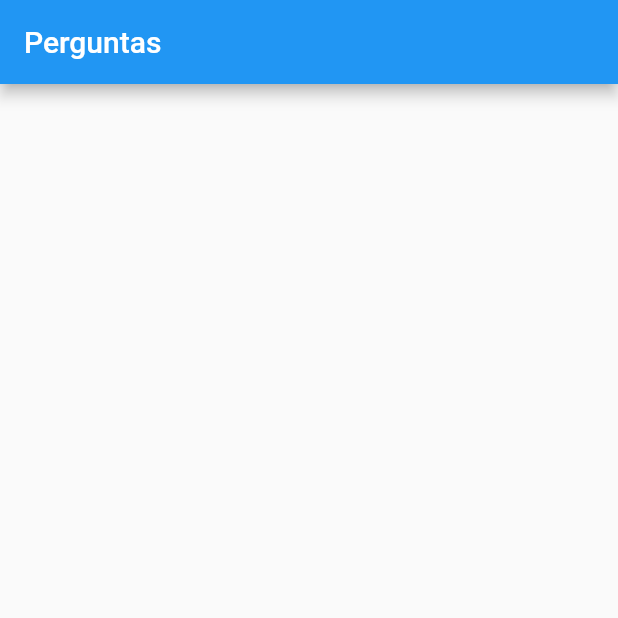
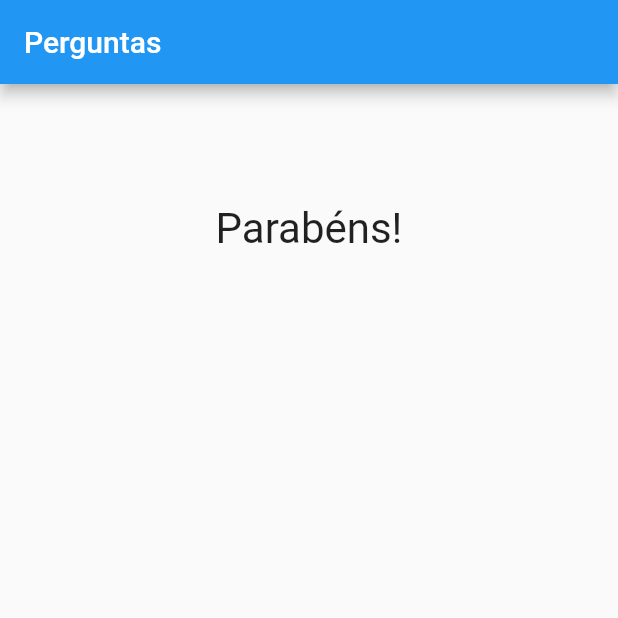
Before and after one commit to jccallves-developer/projeto_perguntas, a Flutter app: the screen it shows after launch, after a tap on "Preto", after a tap on "Cobra", after a tap on "Léo", on a phone screen of 412 x 824 dp, the top half of it. Run offline on Flutter 3.47's test engine with Material 2 defaults, Android fonts, the phone set to English and light mode, and no system bars.

```diff
--- a/lib/main.dart
+++ b/lib/main.dart
@@ -1,6 +1,7 @@
 import 'package:flutter/material.dart';
 import './questao.dart';
 import './respostas.dart';
+import './successMessage.dart';
 
 main() {
   runApp(PerguntaApp());
@@ -50,12 +51,12 @@ class _PerguntaAppState extends State<PerguntaApp> {
           body: temPerguntaSelecionada
               ? Column(
                   children: <Widget>[
-                  Questao(_perguntas[_perguntaSelecionada]['texto'].toString()),
+                    Questao(
+                        _perguntas[_perguntaSelecionada]['texto'].toString()),
                     ...respostas.map((t) => Respostas(t, _responder)).toList(),
                   ],
                 )
-            : null,
-      ),
+              : SuccessMessage('Parabéns!')),
     );
   }
 }
--- /dev/null
+++ b/lib/successMessage.dart
@@ -0,0 +1,19 @@
+import 'package:flutter/material.dart';
+
+class SuccessMessage extends StatelessWidget {
+  final String texto;
+  SuccessMessage(this.texto);
+
+  @override
+  Widget build(BuildContext context) {
+    return Container(
+      width: double.infinity,
+      margin: EdgeInsets.all(80),
+      child: Text(
+        texto,
+        style: TextStyle(fontSize: 28),
+        textAlign: TextAlign.center,
+      ),
+    );
+  }
+}
```
Lines whose indentation alone changed are shown as unchanged.
